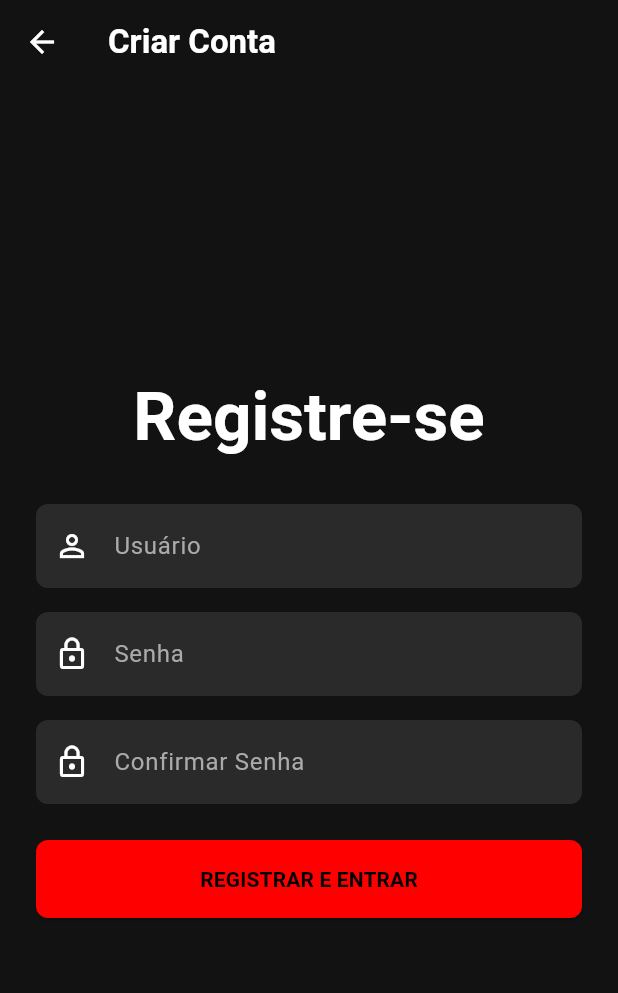
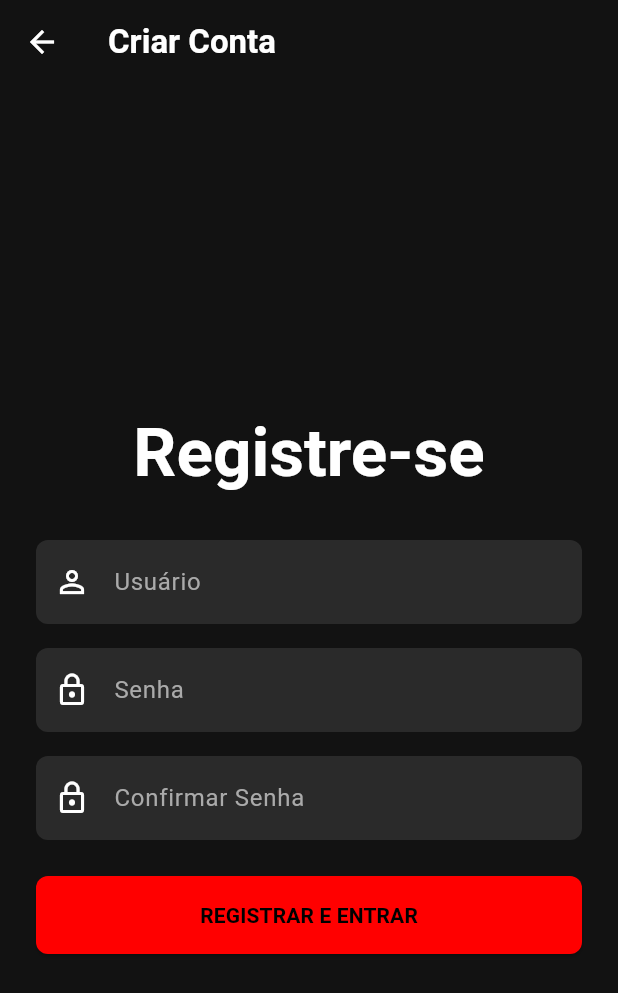
Before and after one commit to lucasmd12/lucasmm, a Flutter app: the RegisterScreen screen opened by its route, on a phone screen of 412 x 824 dp. Shown: the top 993 px of the screen. Run offline on Flutter 3.47's test engine with Material 3 defaults, Android fonts, the phone set to English and light mode, and no system bars; our stand-ins replace audioplayers, cached_network_image, connectivity_plus, file_picker, firebase_core, firebase_crashlytics and 19 more; missing offline and left inert: firebase_app_check, flutter_sound, flutter_webrtc, jitsi_meet_flutter_sdk; accounts and stored records are empty; Roboto replaces fonts that are missing (Gothic); statements that could not run were skipped; project files that could hold a hidden picture were left out.

Commit message:
Update register_screen.dart

```diff
--- a/lib/screens/register_screen.dart
+++ b/lib/screens/register_screen.dart
@@ -100,6 +100,11 @@
         child: Center(
           child: SingleChildScrollView(
             padding: const EdgeInsets.all(24),
+            child: ConstrainedBox(
+              constraints: BoxConstraints(
+                minHeight: MediaQuery.of(context).size.height - AppBar().preferredSize.height - MediaQuery.of(context).padding.top - MediaQuery.of(context).padding.bottom,
+              ),
+              child: IntrinsicHeight(
                 child: Form(
                   key: _formKey,
                   child: Column(
@@ -214,6 +219,8 @@
               ),
             ),
           ),
+        ),
+      ),
     );
   }
 }
```
Lines whose indentation alone changed are shown as unchanged.
